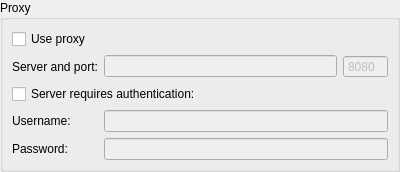
KittyIM/Client, file src/widgets/settingpages/ConnectionSettings.ui: the form before one commit.
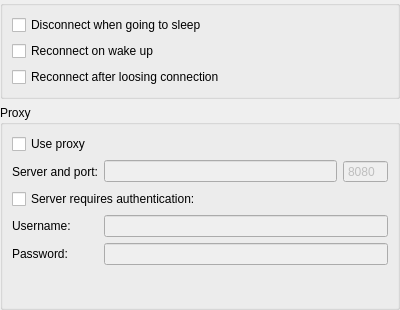
The form after the commit. Custom widgets are drawn as their Qt base class.

Diff of the .ui file:
```diff
--- a/src/widgets/settingpages/ConnectionSettings.ui
+++ b/src/widgets/settingpages/ConnectionSettings.ui
@@ -7,7 +7,7 @@
     <x>0</x>
     <y>0</y>
     <width>400</width>
-    <height>171</height>
+    <height>310</height>
    </rect>
   </property>
   <property name="windowTitle">
@@ -23,6 +23,36 @@
    <property name="margin">
     <number>0</number>
    </property>
+   <item>
+    <widget class="QGroupBox" name="connectionGroupBox">
+     <property name="title">
+      <string/>
+     </property>
+     <layout class="QFormLayout" name="formLayout">
+      <item row="0" column="0">
+       <widget class="QCheckBox" name="sleepDisconnectCheckBox">
+        <property name="text">
+         <string>Disconnect when going to sleep</string>
+        </property>
+       </widget>
+      </item>
+      <item row="1" column="0">
+       <widget class="QCheckBox" name="wakeUpReconnectCheckBox">
+        <property name="text">
+         <string>Reconnect on wake up</string>
+        </property>
+       </widget>
+      </item>
+      <item row="2" column="0">
+       <widget class="QCheckBox" name="reconnectCheckBox">
+        <property name="text">
+         <string>Reconnect after loosing connection</string>
+        </property>
+       </widget>
+      </item>
+     </layout>
+    </widget>
+   </item>
    <item>
     <widget class="QGroupBox" name="proxyGroupBox">
      <property name="title">
@@ -132,22 +162,22 @@
         </property>
        </widget>
       </item>
+      <item row="7" column="1">
+       <spacer name="spacer">
+        <property name="orientation">
+         <enum>Qt::Vertical</enum>
+        </property>
+        <property name="sizeHint" stdset="0">
+         <size>
+          <width>20</width>
+          <height>126</height>
+         </size>
+        </property>
+       </spacer>
+      </item>
      </layout>
     </widget>
    </item>
-   <item>
-    <spacer name="spacer">
-     <property name="orientation">
-      <enum>Qt::Vertical</enum>
-     </property>
-     <property name="sizeHint" stdset="0">
-      <size>
-       <width>20</width>
-       <height>126</height>
-      </size>
-     </property>
-    </spacer>
-   </item>
   </layout>
  </widget>
  <customwidgets>
```
Left out of the diff: 67 changed lines with no effect on the pictures.
